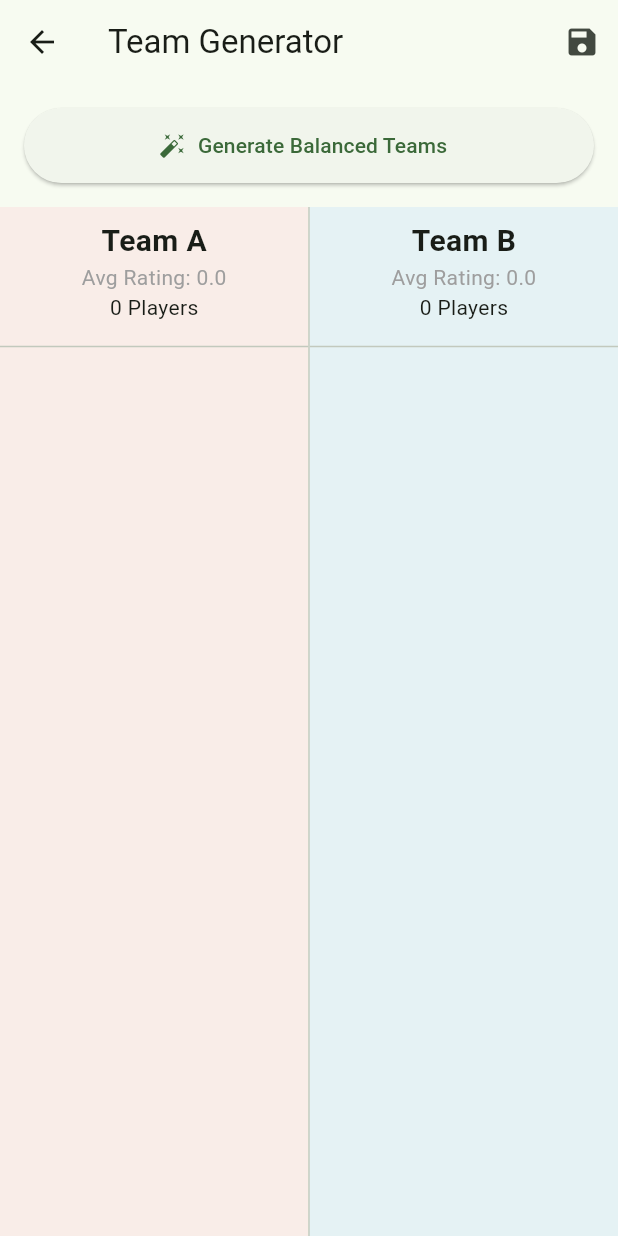
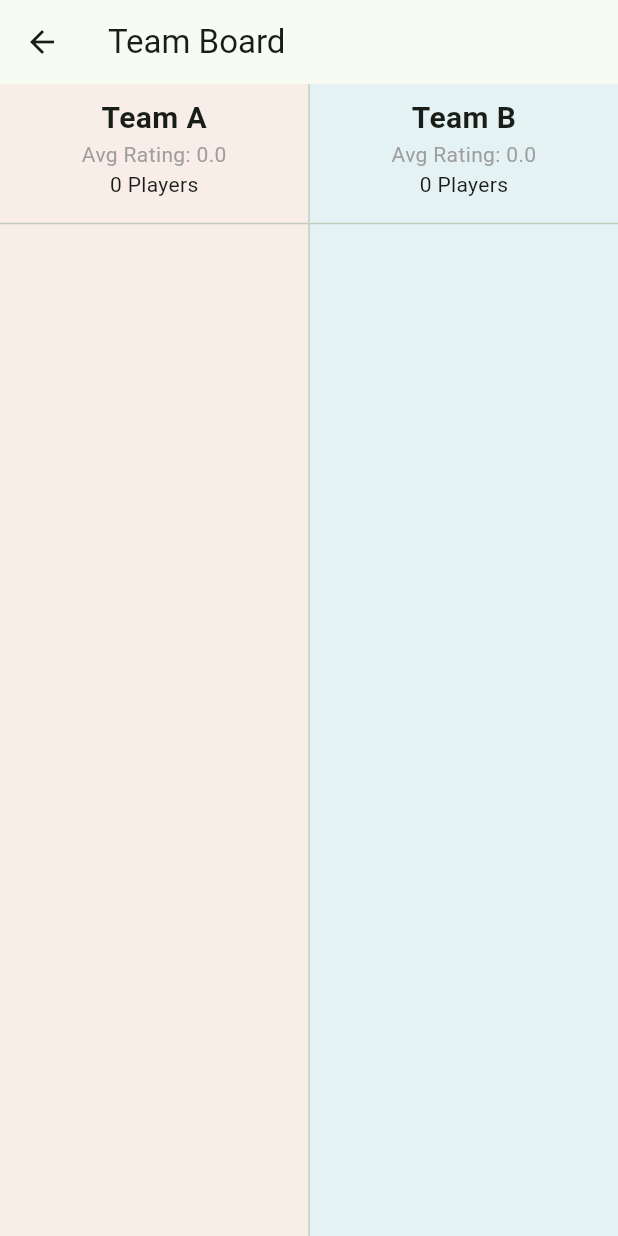
Before and after one commit to usanema/footstar, a Flutter app: the TeamGenerationScreen screen opened directly with empty values, on a phone screen of 412 x 824 dp. Run offline on Flutter 3.47's test engine with Material 3 defaults, Android fonts, the phone set to English and light mode, and no system bars; our stand-ins replace supabase_flutter; accounts and stored records are empty; network calls fail.

Commit message:
feat: Allow universal access to Team Board with Admin-only controls

```diff
--- a/footstar-frontend/lib/features/matches/presentation/match_details_screen.dart
+++ b/footstar-frontend/lib/features/matches/presentation/match_details_screen.dart
@@ -134,10 +134,9 @@ class _MatchDetailsScreenState extends State<MatchDetailsScreen> {
       appBar: AppBar(
         title: const Text('Match Details'),
         actions: [
-          if (widget.isAdmin)
           IconButton(
             icon: const Icon(Icons.group_work),
-              tooltip: 'Generate Teams',
+            tooltip: 'Team Board',
             onPressed: () {
               Navigator.push(
                 context,
@@ -145,6 +144,7 @@ class _MatchDetailsScreenState extends State<MatchDetailsScreen> {
                   builder: (_) => TeamGenerationScreen(
                     match: widget.match,
                     currentPlayers: _players,
+                    isAdmin: widget.isAdmin, // Pass isAdmin status
                   ),
                 ),
               ).then((val) {
--- a/footstar-frontend/lib/features/matches/presentation/team_generation_screen.dart
+++ b/footstar-frontend/lib/features/matches/presentation/team_generation_screen.dart
@@ -7,11 +7,13 @@ import '../data/match_repository.dart';
 class TeamGenerationScreen extends StatefulWidget {
   final MatchModel match;
   final List<MatchPlayerModel> currentPlayers;
+  final bool isAdmin;
 
   const TeamGenerationScreen({
     super.key,
     required this.match,
     required this.currentPlayers,
+    this.isAdmin = false,
   });
 
   @override
@@ -27,7 +29,6 @@ class _TeamGenerationScreenState extends State<TeamGenerationScreen> {
   @override
   void initState() {
     super.initState();
-    // Filter only IN players for team generation
     _players = widget.currentPlayers
         .where((p) => p.status == PlayerStatus.IN)
         .toList();
@@ -42,7 +43,6 @@ class _TeamGenerationScreenState extends State<TeamGenerationScreen> {
     );
   }
 
-  // Calculate average rating for a list of players
   double _calculateAvgRating(List<MatchPlayerModel> teamPlayers) {
     if (teamPlayers.isEmpty) return 0.0;
     double total = 0;
@@ -51,7 +51,7 @@ class _TeamGenerationScreenState extends State<TeamGenerationScreen> {
         total += p.profile!.totalPoints;
       }
     }
-    return total / teamPlayers.length; // Raw average of total points
+    return total / teamPlayers.length;
   }
 
   List<MatchPlayerModel> get _teamA =>
@@ -62,9 +62,6 @@ class _TeamGenerationScreenState extends State<TeamGenerationScreen> {
   Future<void> _saveTeams() async {
     setState(() => _isLoading = true);
     try {
-      // Update each player's team in the DB
-      // Ideally this should be a batch update, but we'll loop for now or add a batch method to Repo
-      // For MVP, loop is okay for < 30 players
       for (var p in _players) {
         if (p.team != null) {
           await _repository.updatePlayerTeam(p.id, p.team!);
@@ -75,7 +72,7 @@ class _TeamGenerationScreenState extends State<TeamGenerationScreen> {
         ScaffoldMessenger.of(context).showSnackBar(
           const SnackBar(content: Text('Teams saved successfully!')),
         );
-        Navigator.pop(context, true); // Return true to refresh parent
+        Navigator.pop(context, true);
       }
     } catch (e) {
       if (mounted) {
@@ -95,8 +92,9 @@ class _TeamGenerationScreenState extends State<TeamGenerationScreen> {
 
     return Scaffold(
       appBar: AppBar(
-        title: const Text('Team Generator'),
+        title: const Text('Team Board'),
         actions: [
+          if (widget.isAdmin)
             IconButton(
               icon: const Icon(Icons.save),
               onPressed: _isLoading ? null : _saveTeams,
@@ -106,6 +104,7 @@ class _TeamGenerationScreenState extends State<TeamGenerationScreen> {
       ),
       body: Column(
         children: [
+          if (widget.isAdmin)
             Padding(
               padding: const EdgeInsets.all(16.0),
               child: ElevatedButton.icon(
@@ -141,8 +140,12 @@ class _TeamGenerationScreenState extends State<TeamGenerationScreen> {
 
     return Expanded(
       child: DragTarget<MatchPlayerModel>(
-        onWillAccept: (data) => data != null && data.team != team,
+        onWillAccept: (data) {
+          if (!widget.isAdmin) return false; // Convert to boolean logic
+          return data != null && data.team != team;
+        },
         onAccept: (data) {
+          if (!widget.isAdmin) return;
           setState(() {
             final index = _players.indexWhere((p) => p.id == data.id);
             if (index != -1) {
```
Lines whose indentation alone changed are shown as unchanged.
